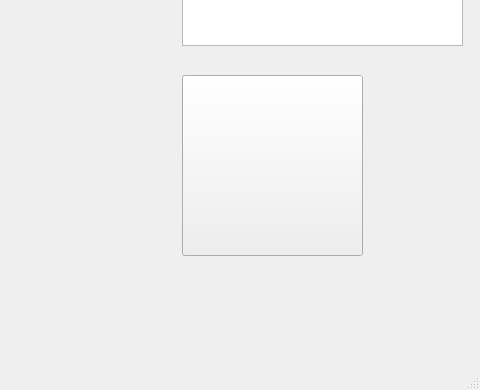
The window that GUI/GUI_PCBUS/form.ui (7antoine7/PCBUS) describes before a commit, drawn with Qt 5; both pictures show x 898 to 1378 and y 474 to 864 of the 1378 by 864 pixel window.
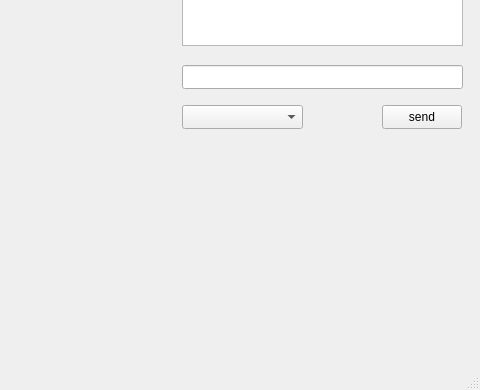
The same window after the commit. Icons and pictures are not drawn.

Commit message: removed useless e-stop

Patch:
```diff
--- a/GUI/GUI_PCBUS/form.ui
+++ b/GUI/GUI_PCBUS/form.ui
@@ -390,22 +390,6 @@
      <string/>
     </property>
    </widget>
-   <widget class="QPushButton" name="e_Stop">
-    <property name="geometry">
-     <rect>
-      <x>1080</x>
-      <y>530</y>
-      <width>181</width>
-      <height>181</height>
-     </rect>
-    </property>
-    <property name="styleSheet">
-     <string notr="true">image: url(:/images/assets/e-stop.png);</string>
-    </property>
-    <property name="text">
-     <string/>
-    </property>
-   </widget>
    <widget class="QPlainTextEdit" name="gcodeView">
     <property name="geometry">
      <rect>
@@ -1125,6 +1109,39 @@
      <string>0</string>
     </property>
    </widget>
+   <widget class="QComboBox" name="comportCombo">
+    <property name="geometry">
+     <rect>
+      <x>1080</x>
+      <y>560</y>
+      <width>121</width>
+      <height>24</height>
+     </rect>
+    </property>
+   </widget>
+   <widget class="QLineEdit" name="lineEdit">
+    <property name="geometry">
+     <rect>
+      <x>1080</x>
+      <y>520</y>
+      <width>281</width>
+      <height>24</height>
+     </rect>
+    </property>
+   </widget>
+   <widget class="QPushButton" name="sendButton">
+    <property name="geometry">
+     <rect>
+      <x>1280</x>
+      <y>560</y>
+      <width>80</width>
+      <height>24</height>
+     </rect>
+    </property>
+    <property name="text">
+     <string>send</string>
+    </property>
+   </widget>
   </widget>
   <widget class="QMenuBar" name="menubar">
    <property name="geometry">
```
